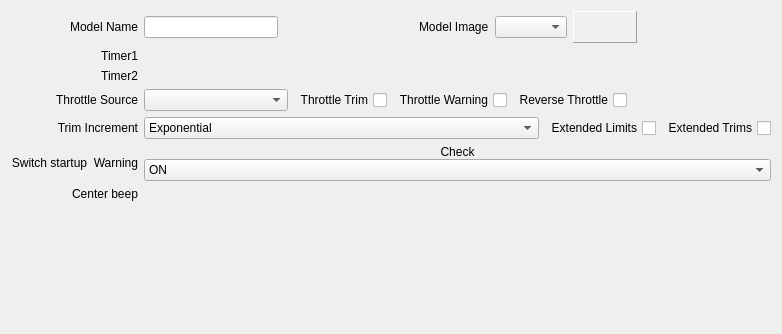
Old version of the form companion/src/modeledit/setup.ui in the repository opentx/opentx.
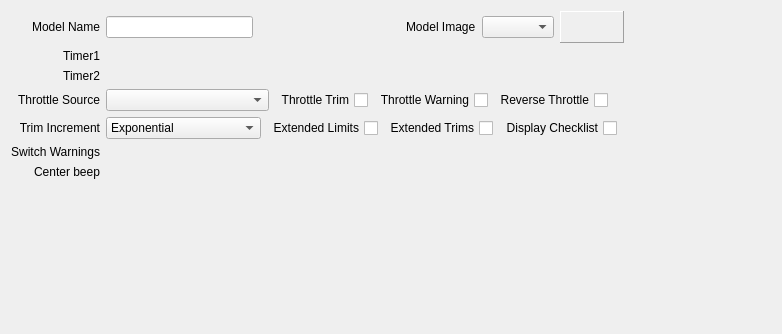
New version of the form.

Commit message: New switch warnings and displayText in companion. Import/export conversions not done yet

Patch:
```diff
--- a/companion/src/modeledit/setup.ui
+++ b/companion/src/modeledit/setup.ui
@@ -65,7 +65,7 @@
         </sizepolicy>
        </property>
        <property name="text">
-        <string>Switch startup  Warning</string>
+        <string>Switch Warnings</string>
        </property>
        <property name="alignment">
         <set>Qt::AlignRight|Qt::AlignTrailing|Qt::AlignVCenter</set>
@@ -95,55 +95,6 @@
        </property>
       </widget>
      </item>
-     <item row="5" column="1">
-      <layout class="QGridLayout" name="switchesStartupLayout" rowstretch="0,0" columnstretch="0">
-       <property name="sizeConstraint">
-        <enum>QLayout::SetMinimumSize</enum>
-       </property>
-       <property name="verticalSpacing">
-        <number>0</number>
-       </property>
-       <property name="topMargin">
-        <number>0</number>
-       </property>
-       <item row="1" column="0">
-        <widget class="QComboBox" name="switchesStartupWarning">
-         <property name="sizePolicy">
-          <sizepolicy hsizetype="Preferred" vsizetype="Fixed">
-           <horstretch>0</horstretch>
-           <verstretch>0</verstretch>
-          </sizepolicy>
-         </property>
-         <item>
-          <property name="text">
-           <string>ON</string>
-          </property>
-         </item>
-         <item>
-          <property name="text">
-           <string>OFF</string>
-          </property>
-         </item>
-        </widget>
-       </item>
-       <item row="0" column="0">
-        <widget class="QLabel" name="switchesStartupWarning_Label">
-         <property name="sizePolicy">
-          <sizepolicy hsizetype="Preferred" vsizetype="Minimum">
-           <horstretch>0</horstretch>
-           <verstretch>0</verstretch>
-          </sizepolicy>
-         </property>
-         <property name="text">
-          <string>Check</string>
-         </property>
-         <property name="alignment">
-          <set>Qt::AlignCenter</set>
-         </property>
-        </widget>
-       </item>
-      </layout>
-     </item>
      <item row="0" column="1">
       <layout class="QGridLayout" name="gridLayout_37" columnstretch="0,0,0,0,0,0">
        <item row="0" column="3">
@@ -288,6 +239,29 @@
          </property>
         </widget>
        </item>
+       <item>
+        <widget class="QCheckBox" name="displayText">
+         <property name="layoutDirection">
+          <enum>Qt::RightToLeft</enum>
+         </property>
+         <property name="text">
+          <string>Display Checklist</string>
+         </property>
+        </widget>
+       </item>
+       <item>
+        <spacer name="horizontalSpacer">
+         <property name="orientation">
+          <enum>Qt::Horizontal</enum>
+         </property>
+         <property name="sizeHint" stdset="0">
+          <size>
+           <width>40</width>
+           <height>20</height>
+          </size>
+         </property>
+        </spacer>
+       </item>
       </layout>
      </item>
      <item row="3" column="1">
@@ -353,6 +327,22 @@
        </item>
       </layout>
      </item>
+     <item row="5" column="1">
+      <layout class="QGridLayout" name="switchesStartupLayout" rowstretch="0" columnstretch="0">
+       <property name="sizeConstraint">
+        <enum>QLayout::SetMinimumSize</enum>
+       </property>
+       <property name="topMargin">
+        <number>0</number>
+       </property>
+       <property name="bottomMargin">
+        <number>6</number>
+       </property>
+       <property name="verticalSpacing">
+        <number>6</number>
+       </property>
+      </layout>
+     </item>
     </layout>
    </item>
    <item>
```
The commit also changes 5 other files.
